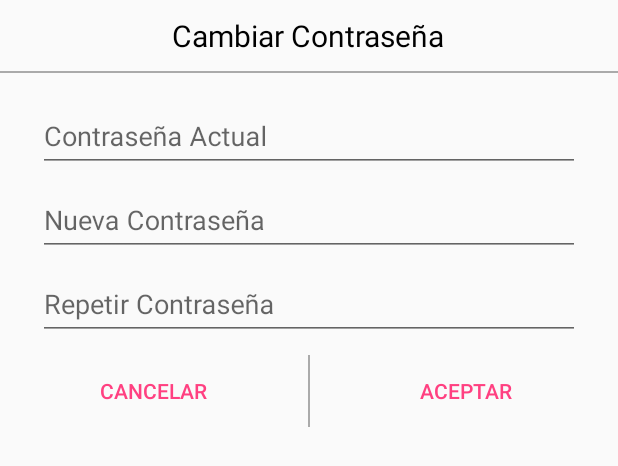
After one commit to rafaelpedrajas/UCar, an Android app: the layout cambiar_pass.xml on its own in the app's theme, with its tools: preview values and no code run, on a phone screen of 412 x 824 dp. The commit adds this screen. Shown: the top 466 px of the screen. Run offline under Robolectric (Android 15) with nearby library versions, the phone set to English and light mode, and no system bars; network calls fail.

Commit message:
AlertDialog Cambiar Contraseña

```diff
--- /dev/null
+++ b/app/src/main/res/layout/cambiar_pass.xml
@@ -0,0 +1,105 @@
+<?xml version="1.0" encoding="utf-8"?>
+<LinearLayout xmlns:android="http://schemas.android.com/apk/res/android"
+              android:orientation="vertical"
+              android:layout_width="match_parent"
+              android:layout_height="match_parent"
+              android:descendantFocusability="beforeDescendants"
+              android:focusableInTouchMode="true">
+
+    <TextView
+        android:layout_width="wrap_content"
+        android:layout_height="wrap_content"
+        android:text="@string/cambiarContraseña"
+        android:textSize="20sp"
+        android:textColor="@android:color/black"
+        android:layout_gravity="center"
+        android:padding="10dp"/>
+
+    <View
+        android:layout_width="match_parent"
+        android:layout_height="1dp"
+        android:layout_marginBottom="10dp"
+        android:background="@android:color/darker_gray"/>
+
+    <android.support.design.widget.TextInputLayout
+        android:id="@+id/tILPassActual"
+        android:layout_width="match_parent"
+        android:layout_height="wrap_content"
+        android:hint="Contraseña Actual"
+        android:paddingLeft="25dp"
+        android:paddingRight="25dp">
+
+        <android.support.design.widget.TextInputEditText
+            android:id="@+id/eTPassActual"
+            android:layout_width="match_parent"
+            android:layout_height="wrap_content"
+            android:inputType="textPassword"/>
+
+    </android.support.design.widget.TextInputLayout>
+
+    <android.support.design.widget.TextInputLayout
+        android:id="@+id/tILNuevaPass"
+        android:layout_width="match_parent"
+        android:layout_height="wrap_content"
+        android:hint="Nueva Contraseña"
+        android:paddingLeft="25dp"
+        android:paddingRight="25dp">
+
+        <android.support.design.widget.TextInputEditText
+            android:id="@+id/eTNuevaPass"
+            android:layout_width="match_parent"
+            android:layout_height="wrap_content"
+            android:inputType="textPassword"/>
+
+    </android.support.design.widget.TextInputLayout>
+
+    <android.support.design.widget.TextInputLayout
+        android:id="@+id/tILRepetirPass"
+        android:layout_width="match_parent"
+        android:layout_height="wrap_content"
+        android:hint="Repetir Contraseña"
+        android:paddingLeft="25dp"
+        android:paddingRight="25dp">
+
+        <android.support.design.widget.TextInputEditText
+            android:id="@+id/eTRepetirPass"
+            android:layout_width="match_parent"
+            android:layout_height="wrap_content"
+            android:inputType="textPassword"/>
+
+    </android.support.design.widget.TextInputLayout>
+
+    <LinearLayout
+        android:layout_width="match_parent"
+        android:layout_height="wrap_content"
+        android:orientation="horizontal"
+        android:layout_marginTop="10dp"
+        android:layout_marginBottom="10dp"
+        android:weightSum="100">
+
+        <Button
+            android:id="@+id/cancelarCambiarPass"
+            android:layout_width="0dp"
+            android:layout_height="wrap_content"
+            android:layout_weight="50"
+            style="@style/Widget.AppCompat.Button.Borderless.Colored"
+            android:text="Cancelar"
+            android:layout_marginRight="1dp"/>
+
+        <View
+            android:layout_width="1dp"
+            android:layout_height="match_parent"
+            android:background="@android:color/darker_gray"/>
+
+        <Button
+            android:id="@+id/aceptarCambiarPass"
+            android:layout_width="0dp"
+            android:layout_height="wrap_content"
+            android:layout_weight="50"
+            style="@style/Widget.AppCompat.Button.Borderless.Colored"
+            android:text="Aceptar"
+            android:layout_marginLeft="1dp"/>
+
+    </LinearLayout>
+
+</LinearLayout>
--- a/app/src/main/res/values/strings.xml
+++ b/app/src/main/res/values/strings.xml
@@ -5,4 +5,6 @@
     <string name="navigation_drawer_close">Close navigation drawer</string>
 
     <string name="action_settings">Settings</string>
+    <string name="cambiarContraseña">Cambiar Contraseña</string>
+    <string name="editarCoches">Editar Coches</string>
 </resources>
```
Also changed, not shown: app/src/main/java/com/rafaelpedrajas/ucar/GUI/EditarPerfil.java (+118 -0 lines), app/src/main/res/layout/activity_editar_perfil.xml (+27 -8 lines), app/src/main/res/layout/editar_coches.xml (added, +34 -0 lines), 1 other file.
